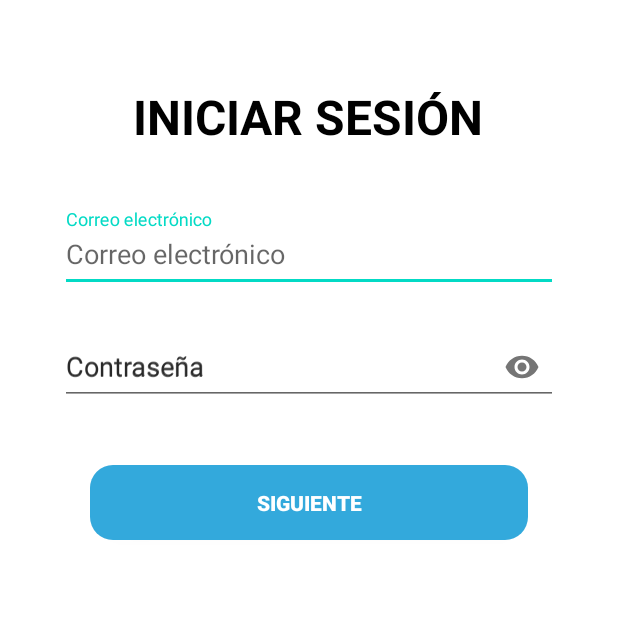
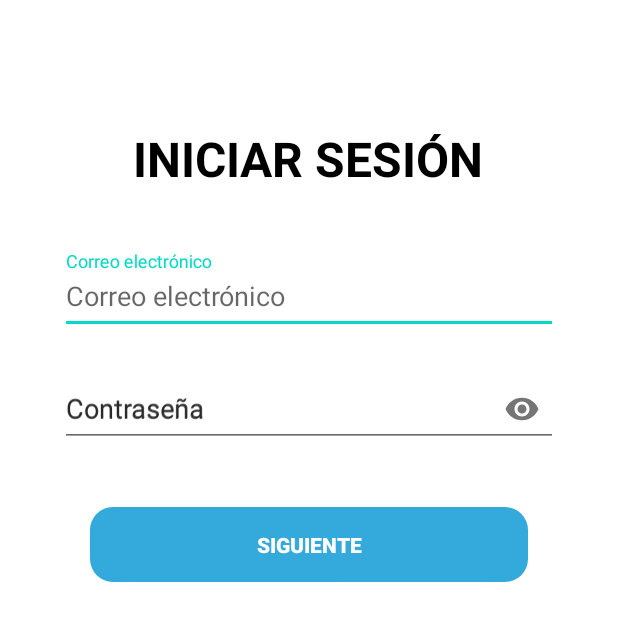
Before and after one commit to Jairo292/Swap, an Android app built with Jetpack Compose: the layout activity_login_form.xml on its own in the app's theme, with its tools: preview values and no code run, on a phone screen of 412 x 824 dp. Shown: the top 621 px of the screen. Run offline under Robolectric (Android 15) with nearby library versions, the phone set to English and light mode, and no system bars.

Commit message:
Prueba de github
se volvio a poner el 84

```diff
--- a/app/src/main/res/layout/activity_login_form.xml
+++ b/app/src/main/res/layout/activity_login_form.xml
@@ -15,7 +15,7 @@
         android:id="@+id/tvTitleLogin"
         android:layout_width="wrap_content"
         android:layout_height="wrap_content"
-        android:layout_marginTop="56dp"
+        android:layout_marginTop="84dp"
         android:text="@string/iniciar_sesion"
         android:textColor="#000000"
         android:textSize="32sp"
```
